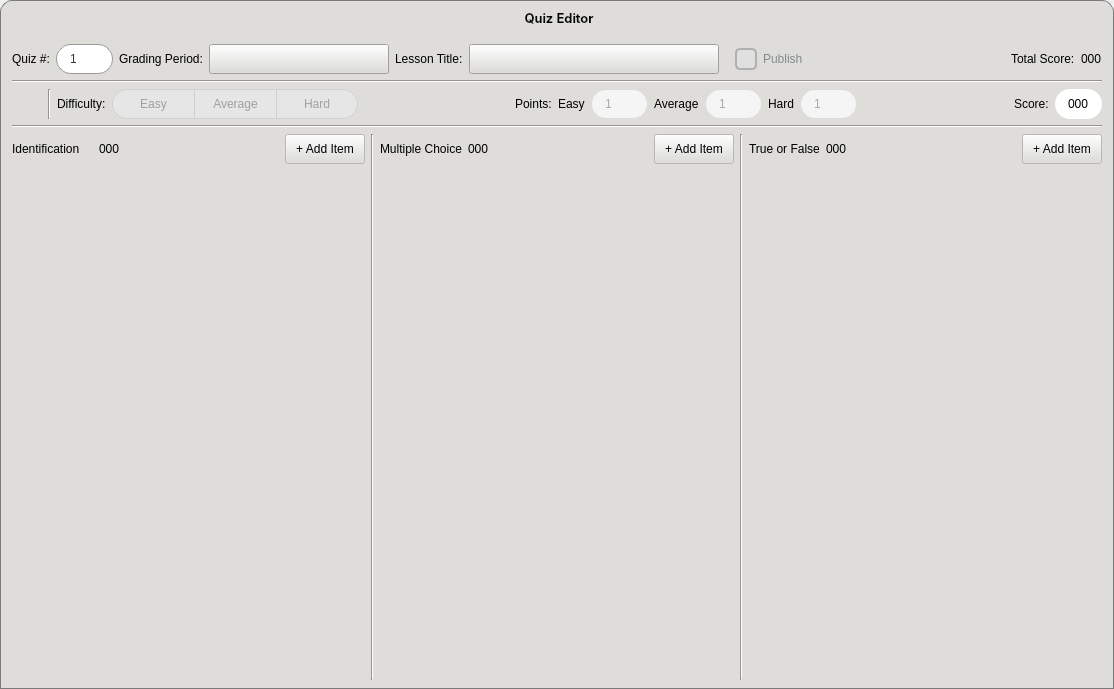
The window that CAI_PyQt/CAI_Admin/UI/QuizDialog.ui (CPG19040/CPG19040) describes before a commit, drawn with Qt 5.
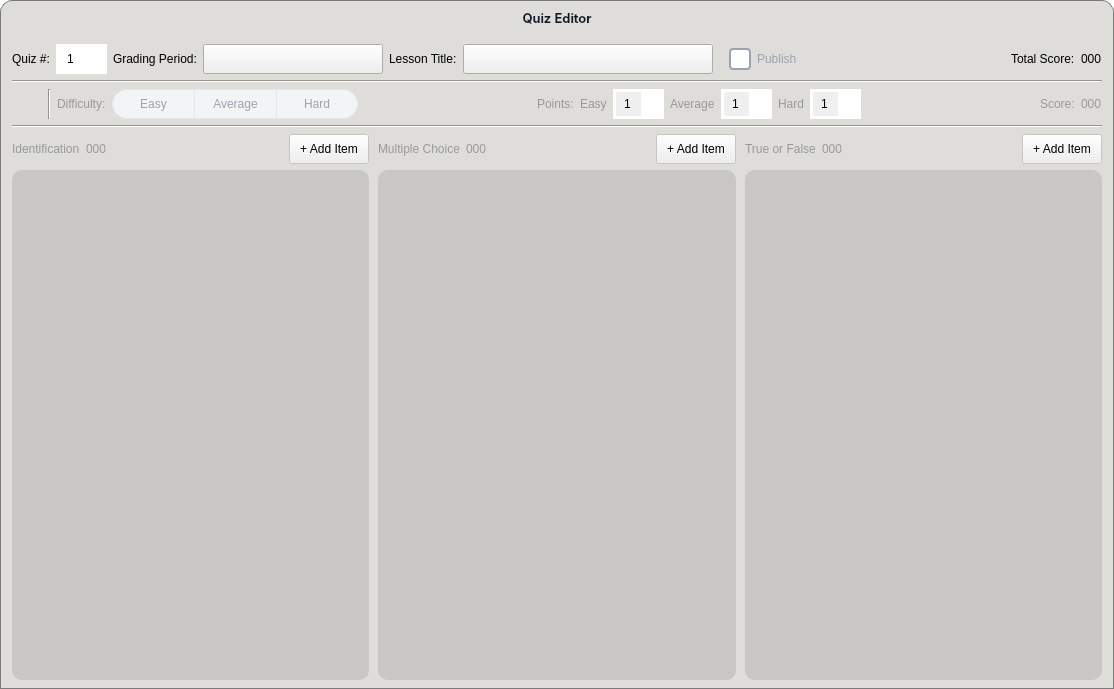
The same window after the commit. Icons and pictures are not drawn.

What changed in the file:
```diff
--- a/CAI_PyQt/CAI_Admin/UI/QuizDialog.ui
+++ b/CAI_PyQt/CAI_Admin/UI/QuizDialog.ui
@@ -15,12 +15,473 @@
   </property>
   <property name="styleSheet">
    <string notr="true">* {
-    color: black;
+    color: #000000;
     font: 10pt &quot;Inter&quot;;
 }
 
-QuizCreatorDialog {
-	background-color: transparent;
+QLabel:disabled {
+    color: #999;
+}
+
+#QuizCreatorDialog {
+    background: transparent;
+}
+
+
+#frame_header {
+    background-color: #deddda;
+    border-top-left-radius: 12px;
+    border-top-right-radius: 12px;
+    border: 1px solid #7a7a7a;
+    border-bottom: none;
+}
+
+#label_windowTitle {
+    background: transparent;
+    font: 10pt &quot;Inter SemiBold&quot;;
+    color: #111827;
+}
+
+#widget_window_buttons {
+    background: transparent;
+}
+
+#btnMinimize {
+    border-radius: 12px;
+    background-color: transparent;
+}
+
+#btnMinimize:hover {
+    background-color: #f8e45c;
+}
+
+#btnClose {
+    border-radius: 12px;
+    background-color: transparent;
+}
+
+#btnClose:hover {
+    background-color: #f66151;
+}
+
+
+#btnMaximize {
+    border-radius: 12px;
+    background-color: transparent;
+}
+
+#btnMaximize:hover {
+    background-color: #3bca5c;
+}
+
+#widget_body {
+    background-color: #deddda;
+    border: 1px solid #7a7a7a;
+    border-top: none;
+}
+
+QLabel[class=&quot;accented-labels&quot;] {
+    background-color: rgb(255, 255, 255);
+    padding: 0px 10px 0px;
+    border-radius: 10px;
+}
+
+
+QPushButton[class=&quot;button-green&quot;] {
+    border: 1px solid #0a5128;
+    border-radius: 15px;
+    padding: 0px 10px 0px;
+    background: qlineargradient(x1:0, y1:0, x2:0, y2:1, stop:0 #1ebd5d, stop:1 #107f3f);
+    color: #FFF;
+    font: 10pt &quot;Inter SemiBold&quot;;
+}
+
+QPushButton[class=&quot;button-green&quot;]:hover {
+    background: qlineargradient(x1:0, y1:0, x2:0, y2:1, stop:0 #2ecc71, stop:1 #27AE60);
+}
+
+QPushButton[class=&quot;button-green&quot;]:pressed {
+    background: qlineargradient(x1:0, y1:0, x2:0, y2:1, stop:0 #0b572a, stop:1 #129046);
+}
+
+QPushButton[class=&quot;button-green&quot;]:disabled {
+    background: #a7f3d0;
+    border: 1px solid #6ee7b7;
+    color: #098f69;
+}
+
+QPushButton[class=&quot;button-normal&quot;] {
+    color: #000000;
+    font: 10pt &quot;Inter&quot;;
+    border: 1px solid #9a9996;
+    border-radius: 15px;
+    background: qlineargradient(x1:0, y1:0, x2:0, y2:1, stop:0 #ffffff, stop:1 #d8ecf6);
+}
+
+QPushButton[class=&quot;button-normal&quot;]:hover {
+    background: qlineargradient(x1:0, y1:0, x2:0, y2:1, stop:0 #ffffff, stop:1 #f2f6f8);
+}
+
+QPushButton[class=&quot;button-normal&quot;]:pressed {
+    background: qlineargradient(x1:0, y1:0, x2:0, y2:1, stop:0 #dce5e9, stop:1 #ffffff);
+}
+
+QPushButton[class=&quot;button-normal&quot;]:disabled {
+    color: #aeaeae;
+    border: 1px solid #dcdcdc;
+    background: #f5f5f5;
+}
+
+
+
+QScrollBar:vertical {
+    border: none;
+    background: #ffffff;
+    width: 10px;
+    margin: 0px;
+    border-radius: 5px;
+}
+
+QScrollBar::handle:vertical {
+    background: #7a7a7a;
+    min-height: 20px;
+    border-radius: 5px;
+}
+
+QScrollBar::handle:vertical:hover {
+    background: #574939;
+}
+
+QScrollBar:horizontal {
+    border: none;
+    background: #ffffff;
+    height: 10px;
+    margin: 0px;
+    border-radius: 5px;
+}
+
+QScrollBar::handle:horizontal {
+    background: #7a7a7a;
+    min-width: 20px;
+    border-radius: 5px;
+}
+
+QScrollBar::handle:horizontal:hover {
+    background: #574939;
+}
+
+QScrollBar::add-line:vertical,
+QScrollBar::sub-line:vertical,
+QScrollBar::add-line:horizontal,
+QScrollBar::sub-line:horizontal {
+    border: none;
+    background: none;
+    width: 0px;
+    height: 0px;
+}
+
+QScrollBar::add-page:vertical,
+QScrollBar::sub-page:vertical,
+QScrollBar::add-page:horizontal,
+QScrollBar::sub-page:horizontal {
+    background: none;
+}
+
+
+
+QToolTip {
+    background-color: #ffffff;
+    color: #1f2937;
+    border: 1px solid #d1d5db;
+    padding: 6px 10px;
+    border-radius: 6px;
+    font: 9pt &quot;Inter&quot;;
+}
+
+
+#btn_save {
+    border: none;
+    background: transparent;
+}
+
+#btn_save:hover {
+    background-color: rgb(255, 255, 255);
+    border-radius: 5px;
+}
+
+
+#widget_difficulty_toggle QPushButton {
+    border: 1px solid #9ca3af;
+    padding: 5px 10px;
+    font: 10pt &quot;Inter&quot;;
+    background-color: #f3f4f6;
+    color: #1f2937;
+}
+
+#widget_difficulty_toggle QPushButton:hover {
+    background-color: #e5e7eb;
+}
+
+#widget_difficulty_toggle QPushButton:disabled {
+    background-color: #f3f4f6;
+    border: 1px solid #e5e7eb;
+    color: #9ca3af;
+}
+
+QPushButton#btnEasy {
+    border-top-left-radius: 15px;
+    border-bottom-left-radius: 15px;
+    border-right: none;
+}
+
+QPushButton#btnAverage {
+    border-radius: 0px;
+    border-right: none;
+}
+
+QPushButton#btnHard {
+    border-top-right-radius: 15px;
+    border-bottom-right-radius: 15px;
+}
+
+QPushButton#btnEasy:checked {
+    background-color: #86efac;
+    border: 2px solid #22c55e;
+    color: #14532d;
+}
+
+QPushButton#btnAverage:checked {
+    background-color: #fef08a;
+    border: 2px solid #eab308;
+    color: #713f12;
+}
+
+QPushButton#btnHard:checked {
+    background-color: #fca5a5;
+    border: 2px solid #ef4444;
+    color: #7f1d1d;
+}
+
+QPushButton#btnEasy:disabled,
+QPushButton#btnAverage:disabled {
+    border-right: none;
+}
+
+QPushButton#btnEasy:checked:disabled {
+    background-color: #dcfce7;
+    border: 2px solid #bbf7d0;
+    border-right: none;
+    color: #86efac;
+}
+
+QPushButton#btnAverage:checked:disabled {
+    background-color: #fefce8;
+    border: 2px solid #fef08a;
+    border-right: none;
+    color: #fde047;
+}
+
+QPushButton#btnHard:checked:disabled {
+    background-color: #fee2e2;
+    border: 2px solid #fecaca;
+    color: #fca5a5;
+}
+
+
+QComboBox[class=&quot;combobox-main&quot;],
+QSpinBox,
+QDoubleSpinBox,
+QDateEdit {
+    height: 30px;
+    padding: 0px 5px 0px 10px;
+    color: #333333;
+    font: 10pt &quot;Inter SemiBold&quot;;
+    background-color: #ffffff;
+    border: 1px solid #999999;
+    border-radius: 15px;
+    selection-background-color: #7eb4d7;
+}
+
+QComboBox[class=&quot;combobox-main&quot;]:hover,
+QSpinBox:hover,
+QDoubleSpinBox:hover,
+QDateEdit:hover {
+    border: 1px solid #3498db;
+}
+
+QComboBox[class=&quot;combobox-main&quot;]:focus,
+QSpinBox:focus,
+QDoubleSpinBox:focus,
+QDateEdit:focus {
+    border: 1px solid #007bff;
+}
+
+QComboBox[class=&quot;combobox-main&quot;]:focus,
+QSpinBox:focus,
+QDoubleSpinBox:focus,
+QDateEdit:focus {
+    border: 1px solid #007BFF;
+}
+
+QComboBox[class=&quot;combobox-main&quot;]:disabled,
+QSpinBox:disabled,
+QDoubleSpinBox:disabled,
+QDateEdit:disabled {
+    border: none;
+    color: #999;
+}
+
+/* Dropdown Subcontrols */
+QComboBox::drop-down,
+QDoubleSpinBox::drop-down,
+QDateEdit::drop-down {
+    subcontrol-origin: padding;
+    subcontrol-position: top right;
+    width: 30px;
+    border-left-width: 0px;
+    border-top-right-radius: 15px;
+    border-bottom-right-radius: 15px;
+}
+
+QSpinBox::up-button,
+QDoubleSpinBox::up-button,
+QDateEdit::up-button {
+    subcontrol-origin: border;
+    subcontrol-position: top right;
+    width: 8px;
+    height: 8px;
+    padding: 6px 10px 6px 2px;
+    color: #77767b;
+    border-top-right-radius: 15px;
+}
+
+QSpinBox::down-button,
+QDoubleSpinBox::down-button,
+QDateEdit::down-button {
+    subcontrol-origin: border;
+    subcontrol-position: bottom right;
+    width: 8px;
+    height: 8px;
+    padding: 6px 10px 6px 2px;
+    color: #77767b;
+    border-bottom-right-radius: 15px;
+}
+
+/* Control Arrows */
+QComboBox::down-arrow,
+QSpinBox::down-arrow,
+QDoubleSpinBox::down-arrow,
+QDateEdit::down-arrow {
+    image: url(:/Images/Images/caret-down.png);
+    width: 8px;
+    height: 8px;
+    border: none;
+}
+
+QSpinBox::up-arrow,
+QDoubleSpinBox::up-arrow,
+QDateEdit::up-arrow {
+    image: url(:/Images/Images/caret-up.png);
+    width: 8px;
+    height: 8px;
+}
+
+QComboBox::down-arrow:disabled,
+QSpinBox::down-arrow:disabled,
+QDoubleSpinBox::down-arrow:disabled,
+QDateEdit::down-arrow:disabled {
+    image: url(:/Images/Images/caret-down-disabled.png);
+    width: 8px;
+    height: 8px;
+    border: none;
+}
+
+QSpinBox::up-arrow:disabled,
+QDoubleSpinBox::up-arrow:disabled,
+QDateEdit::up-arrow:disabled {
+    image: url(:/Images/Images/caret-up-disabled.png);
+    width: 8px;
+    height: 8px;
+}
+
+/* ComboBox Item View Popup */
+QComboBox QAbstractItemView {
+    outline: 0;
+    border: 1px solid #999999;
+    background-color: #ffffff !important;
+    selection-color: #ffffff;
+    selection-background-color: #7eb4d7;
+}
+
+QComboBox QAbstractItemView::item {
+    padding-left: 10px;
+    color: #333333;
+    border-radius: 4px;
+}
+
+QComboBox[class=&quot;combobox-main&quot;] QAbstractItemView::item:hover {
+    color: #ffffff;
+    background-color: #7eb4d7;
+}
+
+QScrollArea {
+    border: none;
+    border-radius: 20px;
+    background-color: #deddda;
+}
+
+QScrollArea QWidget #qt_scrollarea_corner {
+    background: transparent;
+    border: none;
+}
+
+#scrollArea_id #scrollAreaWidgetContents_1,
+#scrollArea_mc #scrollAreaWidgetContents_2,
+#scrollArea_tf #scrollAreaWidgetContents_3 {
+    background-color: #c8c7c5;
+    border-radius: 10px;
+}
+
+#line_1,
+#line_2,
+#line_3 {
+    background-color: #deddda;
+}
+
+
+QCheckBox {
+    background-color: transparent;
+    padding: 5px 10px;
+    color: #1f2937;
+    font: 10pt &quot;Inter&quot;;
+}
+
+QCheckBox::indicator {
+    width: 18px;
+    height: 18px;
+    background-color: #ffffff;
+    border: 2px solid #9ca3af;
+    border-radius: 4px;
+}
+
+QCheckBox::indicator:hover {
+    border-color: #3b82f6;
+}
+
+QCheckBox::indicator:checked {
+    background-color: #2563eb;
+    border-color: #2563eb;
+    image: url(:/Images/Images/check.png);
+}
+
+QCheckBox::indicator:disabled {
+    background-color: #f3f4f6;
+    border: 2px solid #d1d5db;
+    image: none;
+}
+
+QCheckBox:disabled {
+    color: #9ca3af;
 }</string>
   </property>
   <layout class="QVBoxLayout" name="verticalLayout_3">
@@ -57,13 +518,7 @@
       <bool>true</bool>
      </property>
      <property name="styleSheet">
-      <string notr="true">#frame_header {
-	background-color: #deddda;
-	border-top-left-radius: 12px;
-	border-top-right-radius: 12px;
-	border: 1px solid #7a7a7a;
-	border-bottom: none;
-}</string>
+      <string notr="true"/>
      </property>
      <property name="frameShape">
       <enum>QFrame::StyledPanel</enum>
@@ -82,7 +537,7 @@
        <number>0</number>
       </property>
       <property name="rightMargin">
-       <number>0</number>
+       <number>4</number>
       </property>
       <property name="bottomMargin">
        <number>0</number>
@@ -92,13 +547,13 @@
         <property name="minimumSize">
          <size>
           <width>90</width>
-          <height>35</height>
+          <height>34</height>
          </size>
         </property>
         <property name="maximumSize">
          <size>
           <width>90</width>
-          <height>35</height>
+          <height>34</height>
          </size>
         </property>
         <property name="styleSheet">
@@ -135,9 +590,7 @@
          </font>
         </property>
         <property name="styleSheet">
-         <string notr="true">background: transparent;
-color: rgb(0, 0, 0);
-font: 10pt &quot;Inter SemiBold&quot;;</string>
+         <string notr="true"/>
         </property>
         <property name="text">
          <string>Quiz Editor</string>
@@ -152,30 +605,30 @@
         <property name="minimumSize">
          <size>
           <width>90</width>
-          <height>35</height>
+          <height>34</height>
          </size>
         </property>
         <property name="maximumSize">
          <size>
           <width>90</width>
-          <height>35</height>
+          <height>34</height>
          </size>
         </property>
         <property name="styleSheet">
-         <string notr="true">background: transparent;</string>
+         <string notr="true"/>
         </property>
         <layout class="QHBoxLayout" name="horizontalLayout_44">
          <property name="spacing">
-          <number>9</number>
+          <number>6</number>
          </property>
          <property name="leftMargin">
-          <number>9</number>
+          <number>0</number>
          </property>
          <property name="topMargin">
           <number>0</number>
          </property>
          <property name="rightMargin">
-          <number>9</number>
+          <number>0</number>
          </property>
          <property name="bottomMargin">
           <number>0</number>
@@ -198,14 +651,7 @@
             <cursorShape>PointingHandCursor</cursorShape>
            </property>
            <property name="styleSheet">
-            <string notr="true">#btnMinimize {
-	border-radius: 12px;
-	background-color: transparent;
-}
-
-#btnMinimize:hover {
-	background-color: rgb(248, 228, 92);
-}</string>
+            <string notr="true"/>
            </property>
            <property name="text">
             <string/>
@@ -240,14 +686,7 @@
             <cursorShape>PointingHandCursor</cursorShape>
            </property>
            <property name="styleSheet">
-            <string notr="true">#btnMaximize {
-	border-radius: 12px;
-	background-color: transparent;
-}
-
-#btnMaximize:hover {
-	background-color: #3bca5c;
-}</string>
+            <string notr="true"/>
            </property>
            <property name="text">
             <string/>
@@ -276,14 +715,7 @@
             <cursorShape>PointingHandCursor</cursorShape>
            </property>
            <property name="styleSheet">
-            <string notr="true">#btnClose {
-	border-radius: 12px;
-	background-color: transparent;
-}
-
-#btnClose:hover {
-	background-color: rgb(246, 97, 81);
-}</string>
+            <string notr="true"/>
            </property>
            <property name="text">
             <string/>
@@ -303,165 +735,7 @@
    <item>
     <widget class="QWidget" name="widget_body" native="true">
      <property name="styleSheet">
-      <string notr="true">* {
-	background-color: #deddda;
-}
-
-#widget_body {
-	background-color: #deddda;
-	border: 1px solid #7a7a7a;
-	border-top: none;
-}
-
-QPushButton[class=&quot;button-green&quot;] {
-	border: 1px solid #0a5128;
-    border-radius: 15px;
-    padding: 0px 10px 0px;
-    background: qlineargradient(x1:0, y1:0, x2:0, y2:1, 
-                                stop:0 #1ebd5d, 
-                                stop:1 #107f3f);
-    color: #FFF;
-    font: 10pt &quot;Inter SemiBold&quot;;
-}
-
-QPushButton[class=&quot;button-green&quot;]:hover {
-    background: qlineargradient(x1:0, y1:0, x2:0, y2:1, 
-                                stop:0 #2ecc71, 
-                                stop:1 #27AE60);
-}
-
-QPushButton[class=&quot;button-green&quot;]:pressed {
-    background: qlineargradient(x1:0, y1:0, x2:0, y2:1, 
-                                stop:0 #0b572a, 
-                                stop:1 #129046); 
-}
-
-QPushButton[class=&quot;button-green&quot;]:disabled {
-	background: #A5D6A7;
-	border: 1px solid #94c096;
-	color: #E8F5E9;
-	opacity: 0.6;
-}
-
-QComboBox[class=&quot;combobox-main&quot;] {
-    height: 30px;
-    border: 1px solid #999;
-    border-radius: 15px;
-    padding-left: 10px;
-    background-color: #ffffff;
-    color: #333333;
-    font: 10pt &quot;Inter Medium&quot;;
-    selection-background-color: #7eb4d7;
-}
-
-QComboBox:focus {
-    border: 1px solid #007BFF;
-}
-
-QComboBox:hover {
-    border: 1px solid #3498db;
-}
-
-QComboBox::drop-down {
-    subcontrol-origin: padding;
-    subcontrol-position: top right;
-    width: 30px;
-    border-left-width: 0px;
-    border-top-right-radius: 15px;
-    border-bottom-right-radius: 15px;
-}
-
-QComboBox::down-arrow {
-    image: url(:/Images/Images/caret-down.png);
-    border: none;
-    width: 8px;
-    height: 8px;
-}
-
-QComboBox QAbstractItemView {
-    background-color: white !important;
-    border: 1px solid #999;
-    selection-background-color: #7eb4d7;
-    selection-color: #ffffff;
-    outline: 0;
-}
-
-QComboBox QAbstractItemView::item {
-    border-radius: 4px;
-    color: #333333;
-}
-
-QComboBox[class=&quot;combobox-main&quot;] QAbstractItemView::item:hover {
-    background-color: #7eb4d7;
-    color: #ffffff;
-}
-
-QSpinBox, QDoubleSpinBox {
-    height: 30px;
-    border: 1px solid #999;
-    border-radius: 15px;
-    padding: 0px 5px 0px;
-    background-color: #ffffff;
-    color: #333333;
-    font-size: 12px;
-    selection-background-color: #7eb4d7;
-	font: 10pt &quot;Inter&quot;;
-}
-
-QSpinBox:focus, QDoubleSpinBox:focus {
-    border: 1px solid #007BFF;
-}
-
-QSpinBox:hover, QDoubleSpinBox:hover {
-    border: 1px solid #3498db;
-}
-
-QSpinBox::up-button, QDoubleSpinBox::up-button {
-    subcontrol-origin: border;
-    subcontrol-position: top right;
-    width: 8px;
-    height: 8px;
-    border-top-right-radius: 15px;
-    padding: 6px 10px 6px 2px;
-	color: rgb(119, 118, 123);
-}
-
-QSpinBox::down-button, QDoubleSpinBox::down-button {
-    subcontrol-origin: border;
-    subcontrol-position: bottom right;
-    width: 8px;
-    height: 8px;
-    border-bottom-right-radius: 15px;
-    padding: 6px 10px 6px 2px;
-	color: rgb(119, 118, 123);
-}
-
-QSpinBox::up-arrow, QDoubleSpinBox::up-arrow {
-    image: url(:/Images/Images/caret-up.png);
-    width: 8px;
-    height: 8px;
-}
-
-QSpinBox::down-arrow, QDoubleSpinBox::down-arrow {
-    image: url(:/Images/Images/caret-down.png);
-    width: 8px;
-    height: 8px;
-}
-
-QSpinBox:disabled, QDoubleSpinBox:disabled {
-    background-color: #f5f5f5;
-    border: 1px solid #dcdcdc;
-    color: #aaaaaa;
-}
-
-QSpinBox::up-arrow:disabled, QDoubleSpinBox::up-arrow:disabled {
-    image: url(:/Images/Images/caret-up-disabled.png);
-}
-
-QSpinBox::down-arrow:disabled, QDoubleSpinBox::down-arrow:disabled {
-    image: url(:/Images/Images/caret-down-disabled.png);
-}
-</string>
+      <string notr="true"/>
      </property>
      <layout class="QVBoxLayout" name="verticalLayout_2">
       <property name="leftMargin">
@@ -602,30 +876,7 @@
             <cursorShape>PointingHandCursor</cursorShape>
            </property>
            <property name="styleSheet">
-            <string notr="true">QCheckBox {
-	background-color: transparent;
-	padding: 5px 10px;
-}
-QCheckBox::indicator {
-	width: 18px;
-	height: 18px;
-	background-color: rgb(246, 245, 244);
-	border: 2px solid #555555;
-	border-radius: 5px;
-}
-QCheckBox::indicator:checked {
-	image: url(:/Images/Images/check.png);
-}
-
-QCheckBox::indicator:disabled {
-	background-color: #E0E0E0;
-	border-color: #B0B0B0;
-}
-
-QCheckBox:disabled {
-	color: #7f8c8d;
-}
-</string>
+            <string notr="true"/>
            </property>
            <property name="text">
             <string>Publish</string>
@@ -669,13 +920,16 @@
            <property name="text">
             <string>000</string>
            </property>
+           <property name="class" stdset="0">
+            <string>accented-labels</string>
+           </property>
           </widget>
          </item>
         </layout>
        </widget>
       </item>
       <item>
-       <widget class="Line" name="line_3">
+       <widget class="Line" name="line_1">
         <property name="orientation">
          <enum>Qt::Horizontal</enum>
         </property>
@@ -687,7 +941,7 @@
          <bool>false</bool>
         </property>
         <property name="styleSheet">
-         <string notr="true">#frame_5 { background: transparent; }</string>
+         <string notr="true"/>
         </property>
         <layout class="QHBoxLayout" name="horizontalLayout">
          <property name="leftMargin">
@@ -732,16 +986,7 @@
             <string>Save (Ctrl + S)</string>
            </property>
            <property name="styleSheet">
-            <string notr="true">#btn_save {
-	border: none; 
-	background: transparent;
-}
-
-#btn_save:hover {
-	background-color: rgb(255, 255, 255);
-	border-radius: 5px;
-}
-</string>
+            <string notr="true"/>
            </property>
            <property name="text">
             <string/>
@@ -759,7 +1004,7 @@
           </widget>
          </item>
          <item>
-          <widget class="Line" name="line">
+          <widget class="Line" name="line_3">
            <property name="orientation">
             <enum>Qt::Vertical</enum>
            </property>
@@ -779,87 +1024,9 @@
           </widget>
          </item>
          <item>
-          <widget class="QWidget" name="widget_2" native="true">
+          <widget class="QWidget" name="widget_difficulty_toggle" native="true">
            <property name="styleSheet">
-            <string notr="true">/* Base style for all difficulty buttons */
-QPushButton {
-    border: 1px solid #999;
-    padding: 5px 15px;
-	font: 10pt &quot;Inter&quot;;
-    background-color: #f0f0f0; /* Default neutral color */
-}
-
-/* LEFT BUTTON (Easy) */
-QPushButton#btnEasy {
-    border-top-left-radius: 15px;
-    border-bottom-left-radius: 15px;
-    border-right: none; /* Avoid double borders in the middle */
-}
-QPushButton#btnEasy:checked {
-    background-color: #72D582; /* Green */
-	border: 2px solid #448D50;
-    color: #000;
-}
-
-/* MIDDLE BUTTON (Average) */
-QPushButton#btnAverage {
-    border-radius: 0px;
-    border-right: none;
-}
-QPushButton#btnAverage:checked {
-	background-color: #FFF2AC; /* Yellow */
-	border: 2px solid #FCB988;
-	color: #000;
-}
-
-/* RIGHT BUTTON (Hard) */
-QPushButton#btnHard {
-    border-top-right-radius: 15px;
-    border-bottom-right-radius: 15px;
-}
-QPushButton#btnHard:checked {
-	background-color: #F07D75; /* Red */
-	border: 2px solid #E65247;
-	color: #000;
-}
-
-/* Hover effect */
-QPushButton:hover {
-    background-color: #e0e0e0;
-}
-
-QPushButton:disabled {
-    background-color: #E6E6E6; /* Flat, dull gray */
-    border: 1px solid #D0D0D0; /* Faded border */
-    color: #A0A0A0;            /* Grayed out text */
-}
-
-/* Fix borders for the middle/left buttons so they don't look weird when disabled */
-QPushButton#btnEasy:disabled,
-QPushButton#btnAverage:disabled {
-    border-right: none; 
-}
-
-/* 2. Disabled + CHECKED states (If a difficulty is selected but the group is locked) */
-QPushButton#btnEasy:checked:disabled {
-    background-color: #D3EED7; /* Muted, faded green */
-    border: 2px solid #A2CBA8;
-    border-right: none;
-    color: #8A9A8D;
-}
-
-QPushButton#btnAverage:checked:disabled {
-    background-color: #FFF9E0; /* Muted, faded yellow */
-    border: 2px solid #E6D2B5;
-    border-right: none;
-    color: #9A9384;
-}
-
-QPushButton#btnHard:checked:disabled {
-    background-color: #FADAD7; /* Muted, faded red */
-    border: 2px solid #E0B3AF;
-    color: #A68D8A;
-}</string>
+            <string notr="true"/>
            </property>
            <layout class="QHBoxLayout" name="horizontalLayout_2">
             <property name="spacing">
@@ -1139,11 +1306,14 @@
          <item>
           <widget class="QLabel" name="label_scoreperlevel">
            <property name="styleSheet">
-            <string notr="true">background-color: rgb(255, 255, 255); padding: 0px 10px 0px; border-radius: 15px;</string>
+            <string notr="true"/>
            </property>
            <property name="text">
             <string>000</string>
            </property>
+           <property name="class" stdset="0">
+            <string>accented-labels</string>
+           </property>
           </widget>
          </item>
         </layout>
@@ -1162,81 +1332,12 @@
          <bool>false</bool>
         </property>
         <property name="styleSheet">
-         <string notr="true">/* 1. THE MAIN CONTAINER */
-#QScrollArea { 
-    border: none;
-    border-radius: 20px; 
-    background-color: rgb(246, 245, 244);
-	font: 10pt &quot;Inter&quot;;
-}
-
-/* 2. THE VIEWPORT (Crucial for transparency/backgrounds) */
-#QScrollArea QWidget #qt_scrollarea_viewport {
-    background: rgb(246, 245, 244);
-    border-radius: 20px;
-}
-
-/* 3. VERTICAL SCROLLBAR */
-QScrollBar:vertical {
-    border: none;
-    background: #ffffff;
-    width: 10px;
-    margin: 0px;
-    border-radius: 5px;
-}
-
-QScrollBar::handle:vertical {
-    background: #7a7a7a;
-    min-height: 20px;
-    border-radius: 5px;
-}
-
-QScrollBar::handle:vertical:hover {
-    background: #574939;
-}
-
-/* 4. HORIZONTAL SCROLLBAR */
-QScrollBar:horizontal {
-    border: none;
-    background: #ffffff;
-    height: 10px; /* Note: height, not width */
-    margin: 0px;
-    border-radius: 5px;
-}
-
-QScrollBar::handle:horizontal {
-    background: #7a7a7a;
-    min-width: 20px;
-    border-radius: 5px;
-}
-
-QScrollBar::handle:horizontal:hover {
-    background: #574939;
-}
-
-/* 5. REMOVE BUTTONS &amp; TRACK BACKGROUNDS */
-/* This handles both horizontal and vertical arrows/tracks */
-QScrollBar::add-line:vertical, QScrollBar::sub-line:vertical,
-QScrollBar::add-line:horizontal, QScrollBar::sub-line:horizontal {
-    border: none;
-    background: none;
-    width: 0px;
-    height: 0px;
-}
-
-QScrollBar::add-page:vertical, QScrollBar::sub-page:vertical,
-QScrollBar::add-page:horizontal, QScrollBar::sub-page:horizontal {
-    background: none;
-}
-
-/* 6. THE CORNER WIDGET 
-   (The small square where both bars meet) */
-#QScrollArea QWidget #qt_scrollarea_corner {
-    background: rgb(246, 245, 244);
-    border: none;
-}</string>
+         <string notr="true"/>
         </property>
         <layout class="QHBoxLayout" name="horizontalLayout_7">
+         <property name="spacing">
+          <number>9</number>
+         </property>
          <property name="leftMargin">
           <number>0</number>
          </property>
@@ -1298,24 +1399,14 @@
                  </property>
                 </widget>
                </item>
-               <item>
-                <widget class="QLabel" name="label_9">
-                 <property name="maximumSize">
-                  <size>
-                   <width>16777215</width>
-                   <height>30</height>
-                  </size>
-                 </property>
-                 <property name="text">
-                  <string/>
-                 </property>
-                </widget>
-               </item>
                <item>
                 <widget class="QLabel" name="label_id_count">
                  <property name="text">
                   <string>000</string>
                  </property>
+                 <property name="class" stdset="0">
+                  <string>accented-labels</string>
+                 </property>
                 </widget>
                </item>
                <item>
@@ -1370,12 +1461,12 @@
               <property name="widgetResizable">
                <bool>true</bool>
               </property>
-              <widget class="QWidget" name="scrollAreaWidgetContents_5">
+              <widget class="QWidget" name="scrollAreaWidgetContents_1">
                <property name="geometry">
                 <rect>
                  <x>0</x>
                  <y>0</y>
-                 <width>353</width>
+                 <width>357</width>
                  <height>510</height>
                 </rect>
                </property>
@@ -1386,13 +1477,6 @@
            </layout>
           </widget>
          </item>
-         <item>
-          <widget class="Line" name="line_4">
-           <property name="orientation">
-            <enum>Qt::Vertical</enum>
-           </property>
-          </widget>
-         </item>
          <item>
           <widget class="QWidget" name="widget_7" native="true">
            <property name="minimumSize">
@@ -1450,6 +1534,9 @@
                  <property name="text">
                   <string>000</string>
                  </property>
+                 <property name="class" stdset="0">
+                  <string>accented-labels</string>
+                 </property>
                 </widget>
                </item>
                <item>
@@ -1509,7 +1596,7 @@
                 <rect>
                  <x>0</x>
                  <y>0</y>
-                 <width>354</width>
+                 <width>358</width>
                  <height>510</height>
                 </rect>
                </property>
@@ -1520,13 +1607,6 @@
            </layout>
           </widget>
          </item>
-         <item>
-          <widget class="Line" name="line_5">
-           <property name="orientation">
-            <enum>Qt::Vertical</enum>
-           </property>
-          </widget>
-         </item>
          <item>
           <widget class="QWidget" name="widget_8" native="true">
            <property name="minimumSize">
@@ -1584,6 +1664,9 @@
                  <property name="text">
                   <string>000</string>
                  </property>
+                 <property name="class" stdset="0">
+                  <string>accented-labels</string>
+                 </property>
                 </widget>
                </item>
                <item>
@@ -1643,7 +1726,7 @@
                 <rect>
                  <x>0</x>
                  <y>0</y>
-                 <width>353</width>
+                 <width>357</width>
                  <height>510</height>
                 </rect>
                </property>
```
